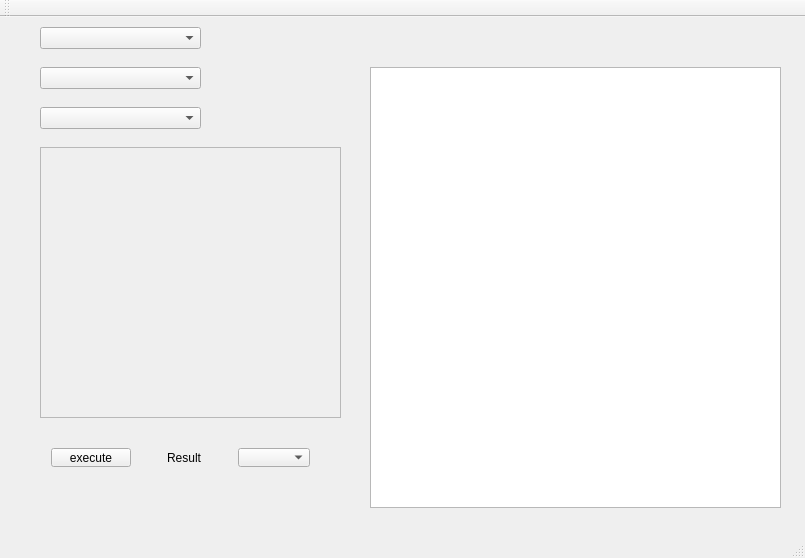
This is pvt-calc/mainwindow.ui in zentechnologygroup/pvt-cpp as Qt 5 draws it before an edit. The edited form follows.
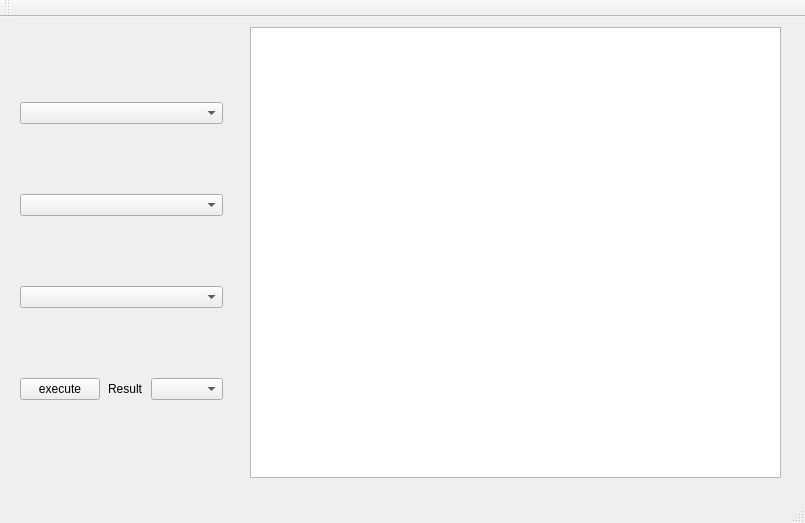
This is the edited form.

Patch:
```diff
--- a/pvt-calc/mainwindow.ui
+++ b/pvt-calc/mainwindow.ui
@@ -7,85 +7,46 @@
     <x>0</x>
     <y>0</y>
     <width>805</width>
-    <height>558</height>
+    <height>523</height>
    </rect>
   </property>
   <property name="windowTitle">
    <string>MainWindow</string>
   </property>
   <widget class="QWidget" name="centralWidget">
-   <widget class="QScrollArea" name="parameters_area">
-    <property name="geometry">
-     <rect>
-      <x>40</x>
-      <y>130</y>
-      <width>301</width>
-      <height>271</height>
-     </rect>
-    </property>
-    <property name="widgetResizable">
-     <bool>true</bool>
-    </property>
-    <widget class="QWidget" name="scrollAreaWidgetContents">
-     <property name="geometry">
-      <rect>
-       <x>0</x>
-       <y>0</y>
-       <width>299</width>
-       <height>269</height>
-      </rect>
-     </property>
-    </widget>
-   </widget>
-   <widget class="QComboBox" name="corr_type_combo">
-    <property name="geometry">
-     <rect>
-      <x>40</x>
-      <y>10</y>
-      <width>161</width>
-      <height>22</height>
-     </rect>
-    </property>
-   </widget>
-   <widget class="QComboBox" name="corr_subtype_combo">
-    <property name="geometry">
-     <rect>
-      <x>40</x>
-      <y>50</y>
-      <width>161</width>
-      <height>22</height>
-     </rect>
-    </property>
-   </widget>
-   <widget class="QComboBox" name="corr_combo">
-    <property name="geometry">
-     <rect>
-      <x>40</x>
-      <y>90</y>
-      <width>161</width>
-      <height>22</height>
-     </rect>
-    </property>
-   </widget>
    <widget class="QTextBrowser" name="tech_note">
     <property name="geometry">
      <rect>
-      <x>370</x>
-      <y>50</y>
-      <width>411</width>
-      <height>441</height>
+      <x>250</x>
+      <y>10</y>
+      <width>531</width>
+      <height>451</height>
      </rect>
     </property>
    </widget>
    <widget class="QWidget" name="horizontalLayoutWidget">
     <property name="geometry">
      <rect>
-      <x>40</x>
-      <y>420</y>
-      <width>281</width>
-      <height>41</height>
+      <x>9</x>
+      <y>10</y>
+      <width>225</width>
+      <height>451</height>
      </rect>
     </property>
+    <layout class="QVBoxLayout" name="verticalLayout">
+     <item>
+      <widget class="QComboBox" name="corr_subtype_combo"/>
+     </item>
+     <item>
+      <widget class="QComboBox" name="corr_combo"/>
+     </item>
+     <item>
+      <widget class="QComboBox" name="corr_type_combo"/>
+     </item>
+     <item>
+      <layout class="QVBoxLayout" name="parameters_area"/>
+     </item>
+     <item>
     <layout class="QHBoxLayout" name="horizontalLayout">
      <item>
       <widget class="QPushButton" name="pushButton">
@@ -129,6 +90,8 @@
      </item>
      <item>
       <widget class="QComboBox" name="result_unit_combo"/>
+       </item>
+      </layout>
      </item>
     </layout>
    </widget>
```
Left out of the diff: 2 changed lines with no effect on the pictures. Lines whose indentation alone changed are shown as unchanged.
